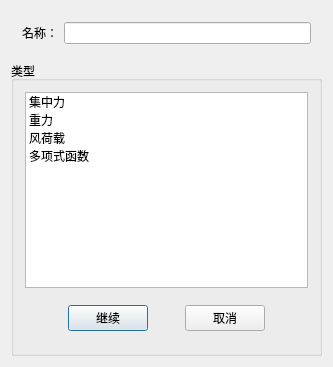
This is TW/Creat_Loads.ui in Shixuku/Tower-Visual as Qt 5 draws it before an edit. The edited form follows.
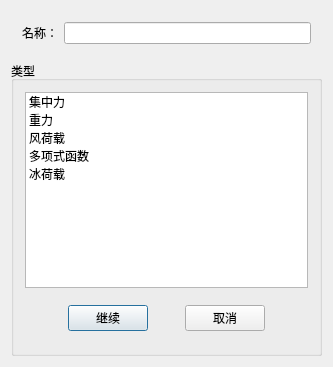
This is the edited form.

Diff of the .ui file:
```diff
--- a/TW/Creat_Loads.ui
+++ b/TW/Creat_Loads.ui
@@ -58,6 +58,11 @@
           <string>多项式函数</string>
          </property>
         </item>
+        <item>
+         <property name="text">
+          <string>冰荷载</string>
+         </property>
+        </item>
        </widget>
       </item>
       <item>
```
